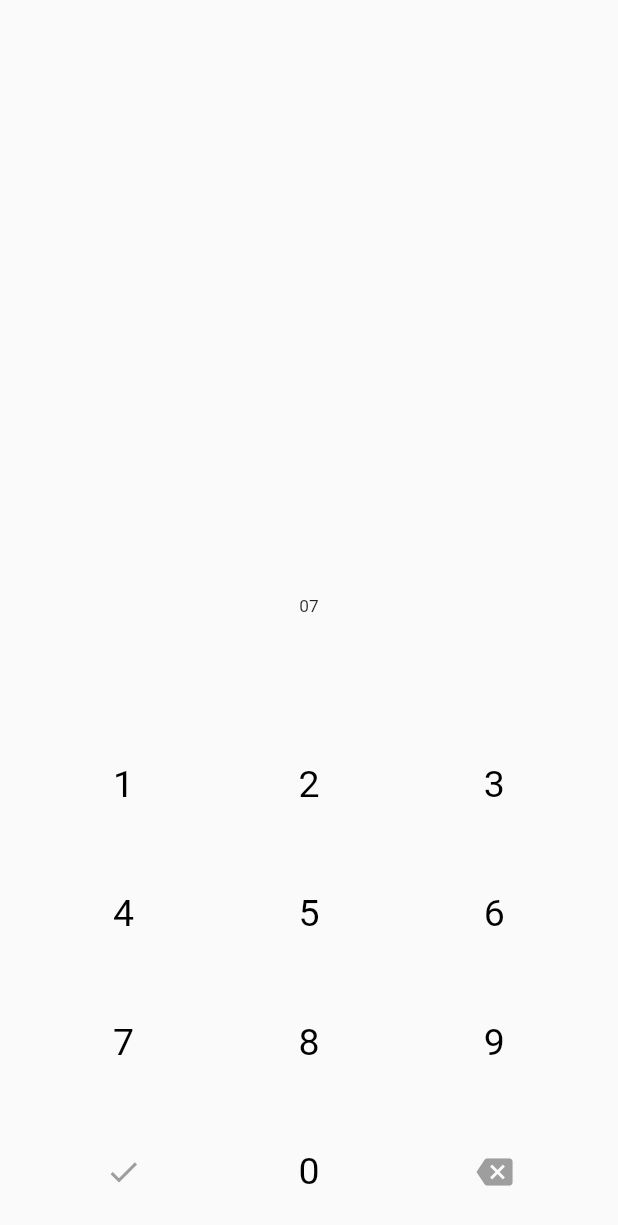
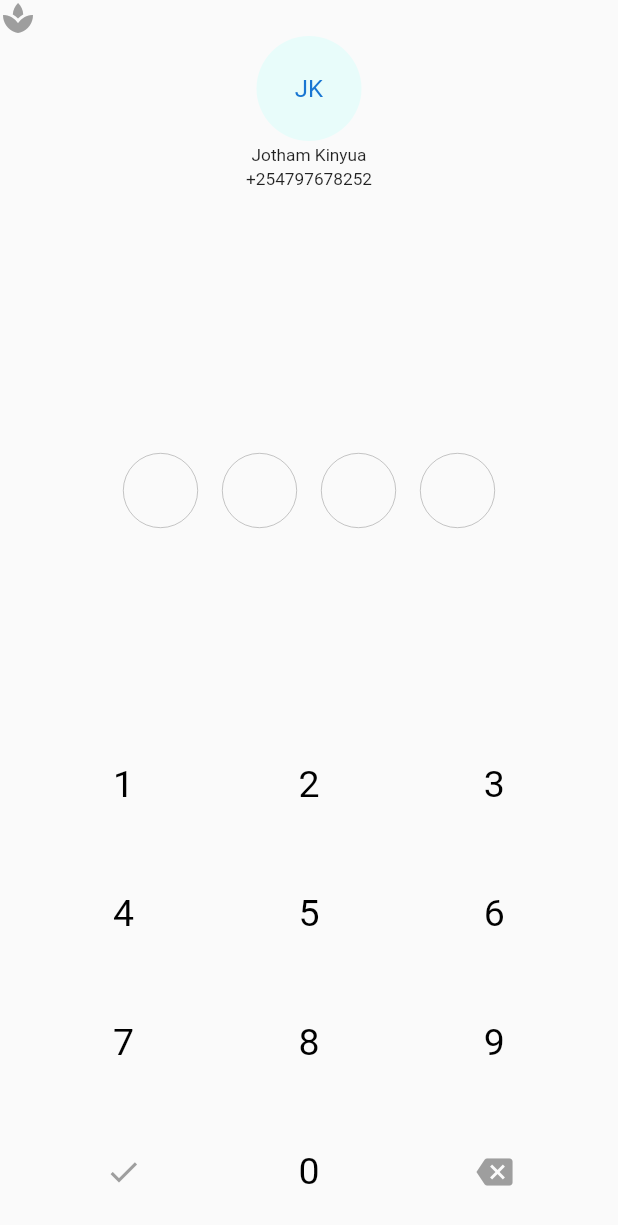
Before and after one commit to CreamyMilk/zukees, a Flutter app: the LoginForm screen opened by its route, on a phone screen of 412 x 824 dp. Shown: the top 1225 px of the screen. Run offline on Flutter 3.47's test engine with Material 2 defaults, Android fonts, the phone set to English and light mode, and no system bars; our stand-ins replace cached_network_image, cloud_firestore, firebase_core, flushbar, flutter_blurhash, hive and 7 more; missing offline and left inert: sms_consent; accounts and stored records are empty; network calls fail.

Commit message:
🔥Update login

```diff
--- a/lib/pages/all_tenants.dart
+++ b/lib/pages/all_tenants.dart
@@ -62,7 +62,7 @@ class _AllTenatsTableState extends State<AllTenatsTable> {
             children: [
               SingleChildScrollView(
                 child: Container(
-                  height: MediaQuery.of(context).size.height * 0.85,
+                  height: MediaQuery.of(context).size.height * 0.95,
                   child: TabBarView(children: [
                     FutureBuilder(
                         future: _getTrans(widget.branch),
--- a/lib/pages/list_products.dart
+++ b/lib/pages/list_products.dart
@@ -98,7 +98,7 @@ class ProductListingItem extends StatelessWidget {
     return Card(
       child: Column(children: [
         Container(
-            height: MediaQuery.of(context).size.height * 0.175,
+            height: MediaQuery.of(context).size.height * 0.21,
             color: Colors.transparent,
             child: BlurHash(
                 color: Colors.transparent,
--- a/lib/pages/login/number_page.dart
+++ b/lib/pages/login/number_page.dart
@@ -10,14 +10,35 @@ class LoginForm extends StatelessWidget {
   Widget build(BuildContext context) {
     final lstore = Provider.of<LoginData>(context);
     return Scaffold(
-      body: Column(
+        body: SafeArea(
+      child: Column(
         mainAxisAlignment: MainAxisAlignment.end,
         crossAxisAlignment: CrossAxisAlignment.center,
         children: <Widget>[
+          Row(children: [Icon(Icons.spa, color: Colors.grey)]),
+          CircleAvatar(
+              minRadius: 35,
+              backgroundColor: Color(0xfffe8fcfa),
+              child: Text("JK")),
+          SizedBox(height: 2),
+          Text("Jotham Kinyua"),
+
+          SizedBox(height: 3),
+          Text("+254797678252"),
+          Spacer(),
           //Add animation to turn to scratch card then submit to verify
-          Text(lstore.number),
+          Text(lstore.pin),
+          Row(children: [
+            // lstore.buttonStates.forEach((k) => Text('$k')),
+            Spacer(),
+            BaseBall(),
+            BaseBall(),
+            BaseBall(),
+            BaseBall(),
+            Spacer(),
+          ]),
           SizedBox(
-            height: 50,
+            height: 100,
           ),
           Container(
             width: MediaQuery.of(context).size.width,
@@ -44,6 +65,67 @@ class LoginForm extends StatelessWidget {
           ),
         ],
       ),
+    ));
+  }
+}
+
+class BaseBall extends StatefulWidget {
+  @override
+  _BaseBallState createState() => _BaseBallState();
+}
+
+class _BaseBallState extends State<BaseBall> {
+  double _bigWidth;
+  double _smallWidth;
+  bool _active;
+  @override
+  void initState() {
+    _bigWidth = 50;
+    _smallWidth = 0;
+    _active = false;
+    super.initState();
+  }
+
+  @override
+  Widget build(BuildContext context) {
+    return GestureDetector(
+      onTap: () {
+        setState(() {
+          _bigWidth = 50;
+          _smallWidth = !_active ? 25 : 0;
+          _active = !_active;
+        });
+      },
+      child: Container(
+        padding: EdgeInsets.all(8.0),
+        child: Center(
+          child: AnimatedContainer(
+            duration: Duration(seconds: 1),
+            height: _bigWidth,
+            width: _bigWidth,
+            decoration: BoxDecoration(
+              border: !_active
+                  ? Border.all(width: 0.4, color: Colors.grey)
+                  : Border.all(width: 0.8, color: Colors.green),
+              color: Colors.transparent,
+              shape: BoxShape.circle,
+            ),
+            child: Center(
+              child: AnimatedContainer(
+                duration: Duration(milliseconds: 400),
+                height: _smallWidth,
+                width: _smallWidth,
+                decoration: BoxDecoration(
+                  border: Border.all(
+                      color: !_active ? Colors.transparent : Colors.green),
+                  color: Colors.green,
+                  shape: BoxShape.circle,
+                ),
+              ),
+            ),
+          ),
+        ),
+      ),
     );
   }
 }
--- a/lib/providers/login_data.dart
+++ b/lib/providers/login_data.dart
@@ -1,28 +1,31 @@
 import 'package:flutter/foundation.dart';
 
 class LoginData extends ChangeNotifier {
-  String number = "07";
+  String pin = "";
+  List<bool> buttonStates = [false, false, false, false];
+  int pointer = 0;
   bool complete = false;
 
   void backspace() {
-    if (number.length > 0) {
-      number = number.substring(0, number.length - 1);
+    if (pin.length > 0) {
+      pin = pin.substring(0, pin.length - 1);
       notifyListeners();
     }
   }
 
   void submit() {
-    if (number.length >= 10) {
+    if (pin.length == 4) {
       complete = !complete;
       notifyListeners();
     }
   }
 
   void typing(String value) {
-    if (number.length < 10) {
-      number += value;
+    if (pin.length < 4) {
+      pin += value;
       notifyListeners();
-    } else if (number.length == 10) {
+    } else {
+      //Symbit the value or trigger loading
       complete = !complete;
       notifyListeners();
     }
--- a/lib/tabs/settings_tab.dart
+++ b/lib/tabs/settings_tab.dart
@@ -42,7 +42,7 @@ class SettingsTab extends StatelessWidget {
               [
                 Text("jk1@gmail.com👋"),
                 Text("Jothan Kinyua"),
-                SizedBox(height: 400),
+ListTile(leading:Text("LITS")),
                 OutlineButton(
                     highlightColor: Colors.transparent,
                     splashColor: Colors.red[50],
@@ -57,6 +57,7 @@ class SettingsTab extends StatelessWidget {
                       style: TextStyle(color: Colors.red),
                     )),
                 SizedBox(height: 10),
+
                 Text(
                   "App version: $_version",
                   style: TextStyle(color: Colors.grey),
```
Also changed, not shown: lib/pages/shoppingCart.dart (added, +354 -0 lines), lib/providers/otp_page_Provider.dart (added, +30 -0 lines), lib/widgets/graph_trans.dart (+30 -67 lines), 1 other file.
